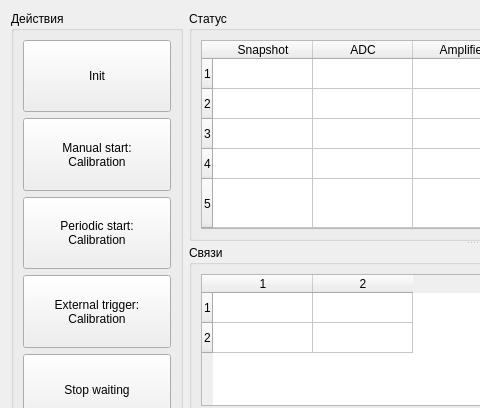
Above: ui/CentralWidgetUIDesign.ui from AVSidorov/FT2SXR before the change; both pictures show x 0 to 480 and y 0 to 408 of the 771 by 606 pixel window. Below: the same form after it.
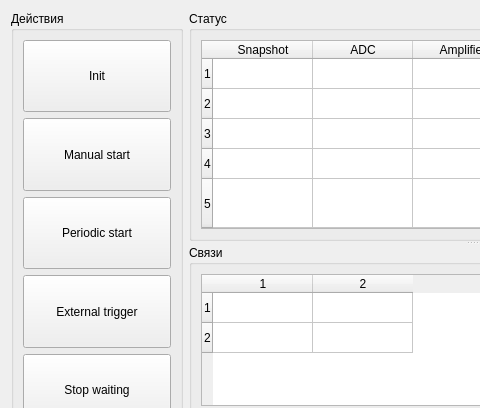
That is the form after the change.

```diff
--- a/ui/CentralWidgetUIDesign.ui
+++ b/ui/CentralWidgetUIDesign.ui
@@ -78,8 +78,7 @@
          </sizepolicy>
         </property>
         <property name="text">
-         <string>Manual start:
-Calibration</string>
+         <string>Manual start</string>
         </property>
        </widget>
       </item>
@@ -105,8 +104,7 @@
          </sizepolicy>
         </property>
         <property name="text">
-         <string>Periodic start:
-Calibration</string>
+         <string>Periodic start</string>
         </property>
        </widget>
       </item>
@@ -146,8 +144,7 @@
          </sizepolicy>
         </property>
         <property name="text">
-         <string>External trigger:
-Calibration</string>
+         <string>External trigger</string>
         </property>
        </widget>
       </item>
```
